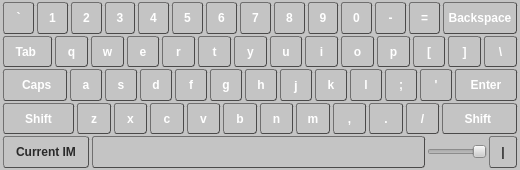
Before: the Qt Designer form qin/src/QVirtualKeyboard.ui in aitjcize/Qin, drawn with Qt 5.
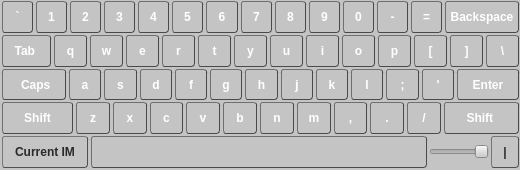
After: the same form once the commit is applied.

Patch:
```diff
--- a/qin/src/QVirtualKeyboard.ui
+++ b/qin/src/QVirtualKeyboard.ui
@@ -93,7 +93,16 @@
    <property name="sizeConstraint">
     <enum>QLayout::SetMinAndMaxSize</enum>
    </property>
-   <property name="margin">
+   <property name="leftMargin">
+    <number>1</number>
+   </property>
+   <property name="topMargin">
+    <number>1</number>
+   </property>
+   <property name="rightMargin">
+    <number>0</number>
+   </property>
+   <property name="bottomMargin">
     <number>2</number>
    </property>
    <item>
```
